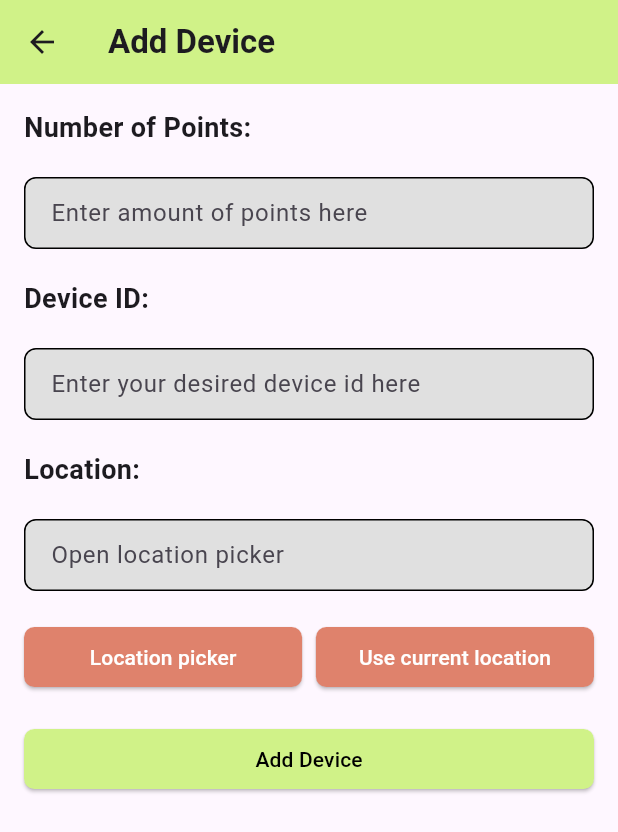
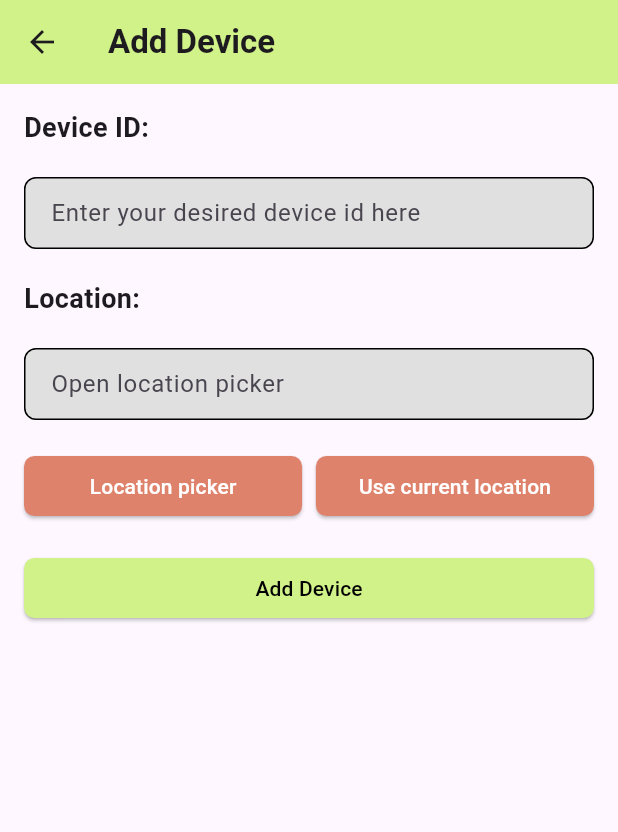
Before and after one commit to SafeFlare/safe_flare_flutter_codebase, a Flutter app: the AddDevice screen opened directly, on a phone screen of 412 x 824 dp. Shown: the top 832 px of the screen. Run offline on Flutter 3.47's test engine with Material 3 defaults, Android fonts, the light colour scheme and no system bars; our stand-ins replace cloud_firestore, firebase_auth, firebase_core, fl_chart, flutter_rating_bar, fluttertoast and 3 more; missing offline and left inert: google_maps_place_picker_mb, map_location_picker; accounts and stored records are empty.

Commit message:
commented out input device

```diff
--- a/lib/pages/Add_Device.dart
+++ b/lib/pages/Add_Device.dart
@@ -39,21 +39,21 @@ class _AddDeviceState extends State<AddDevice> {
           child: Column(
             crossAxisAlignment: CrossAxisAlignment.start,
             children: [
-              const Text(
-                'Number of Points:',
-                style: TextStyle(fontSize: 18, fontWeight: FontWeight.bold),
-              ),
-              const SizedBox(height: 20,),
-              TextField(
-                keyboardType: TextInputType.number,
-                onChanged: (value) {
-                  setState(() {
-                    _numberOfPoints = int.tryParse(value) ?? 0;
-                  });
-                },
-                decoration: inpDec.copyWith(hintText: 'Enter amount of points here'),
-              ),
-              const SizedBox(height: 20),
+              // const Text(
+              //   'Number of Points:',
+              //   style: TextStyle(fontSize: 18, fontWeight: FontWeight.bold),
+              // ),
+              // const SizedBox(height: 20,),
+              // TextField(
+              //   keyboardType: TextInputType.number,
+              //   onChanged: (value) {
+              //     setState(() {
+              //       _numberOfPoints = int.tryParse(value) ?? 0;
+              //     });
+              //   },
+              //   decoration: inpDec.copyWith(hintText: 'Enter amount of points here'),
+              // ),
+              // const SizedBox(height: 20),
               const Text(
                 'Device ID:',
                 style: TextStyle(fontSize: 18, fontWeight: FontWeight.bold),
@@ -148,7 +148,7 @@ class _AddDeviceState extends State<AddDevice> {
               ElevatedButton(
                 onPressed: () {
                   // Process the data, e.g., save it to a database
-                  print('Number of Points: $_numberOfPoints');
+                  // print('Number of Points: $_numberOfPoints');
                   print('Device ID: ${_deviceIdController.text}');
                   print('location :  ${_locationController.text}');
                   print('Latitude: ${saveLatitude}');
```
